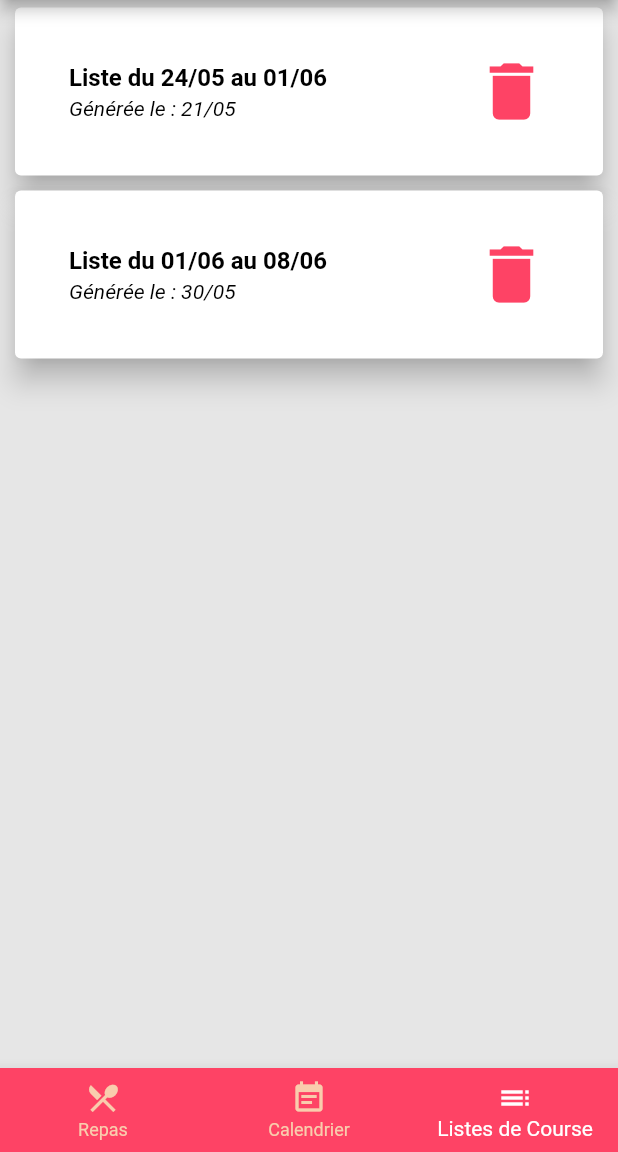
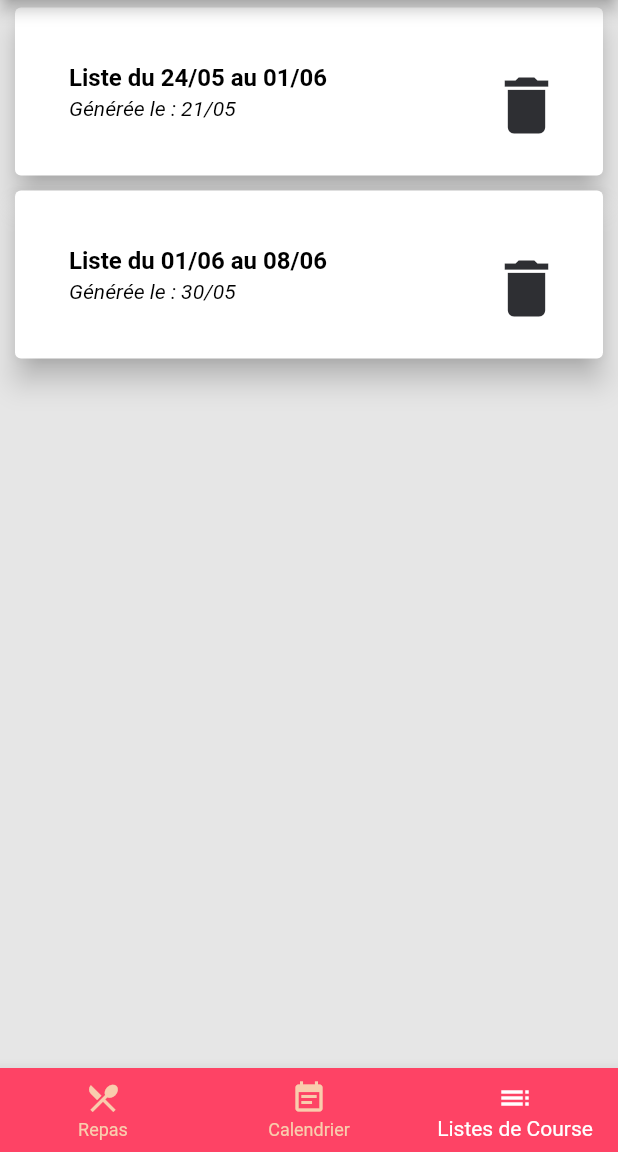
Before and after one commit to Skaopap/Gordon, a Flutter app: the screen it shows after launch, item 3 of the bottom bar chosen, on a phone screen of 412 x 824 dp, the part 84-1236 px from its top. Run offline on Flutter 3.47's test engine with Material 2 defaults, Android fonts, the phone set to English and light mode, and no system bars.

Commit message:
add button

```diff
--- a/lib/screens/repasInfos.dart
+++ b/lib/screens/repasInfos.dart
@@ -48,7 +48,7 @@ class _RepasInfosState extends State<RepasInfos> {
         margin: EdgeInsets.symmetric(vertical: 5, horizontal: 5),
         child : ListTile(
           title: Text(
-            "Liste D'ingredients",
+            "Liste D'ingredients ui",
             style: TextStyle(fontWeight: FontWeight.bold, color: Colors.white),
             textAlign: TextAlign.center,
           ),
--- a/lib/widgets/ListeCourseItem.dart
+++ b/lib/widgets/ListeCourseItem.dart
@@ -45,7 +45,7 @@ class ListeCourseItem extends StatelessWidget {
               ),
               trailing:
               Container(
-                  child: Icon(Icons.delete, color: Pink, size: 50,),
+                  child: IconButton(icon : Icon(Icons.delete, color: DarkGrey, size: 50,), onPressed: (){},),
 
               ),
 
```
